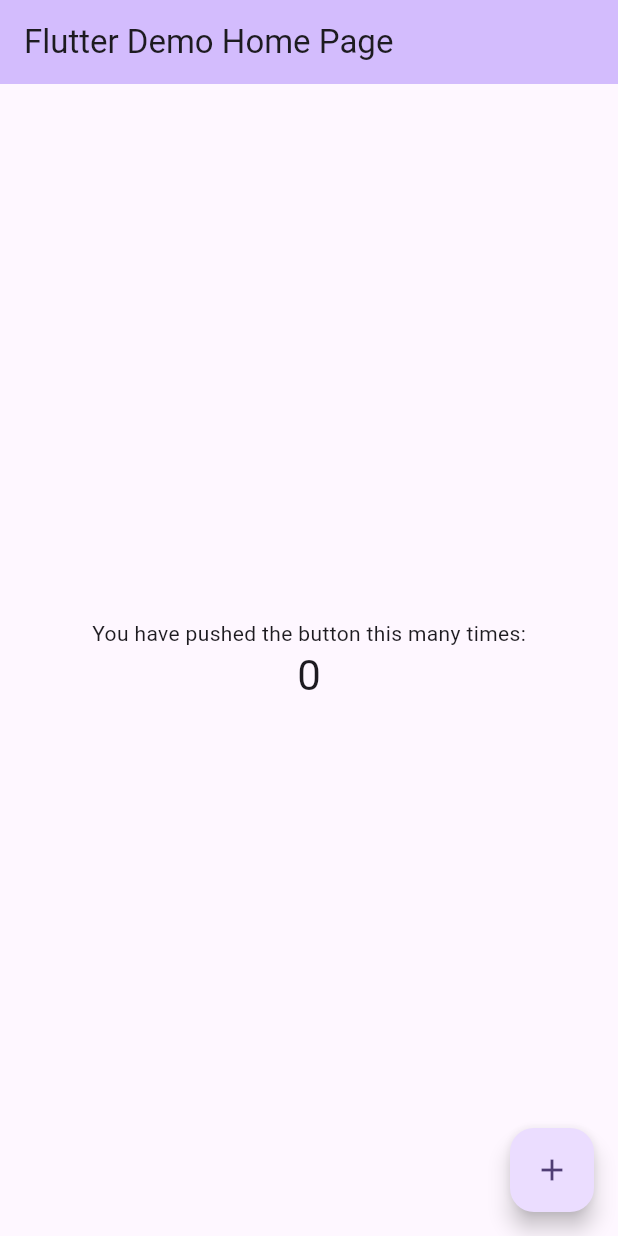
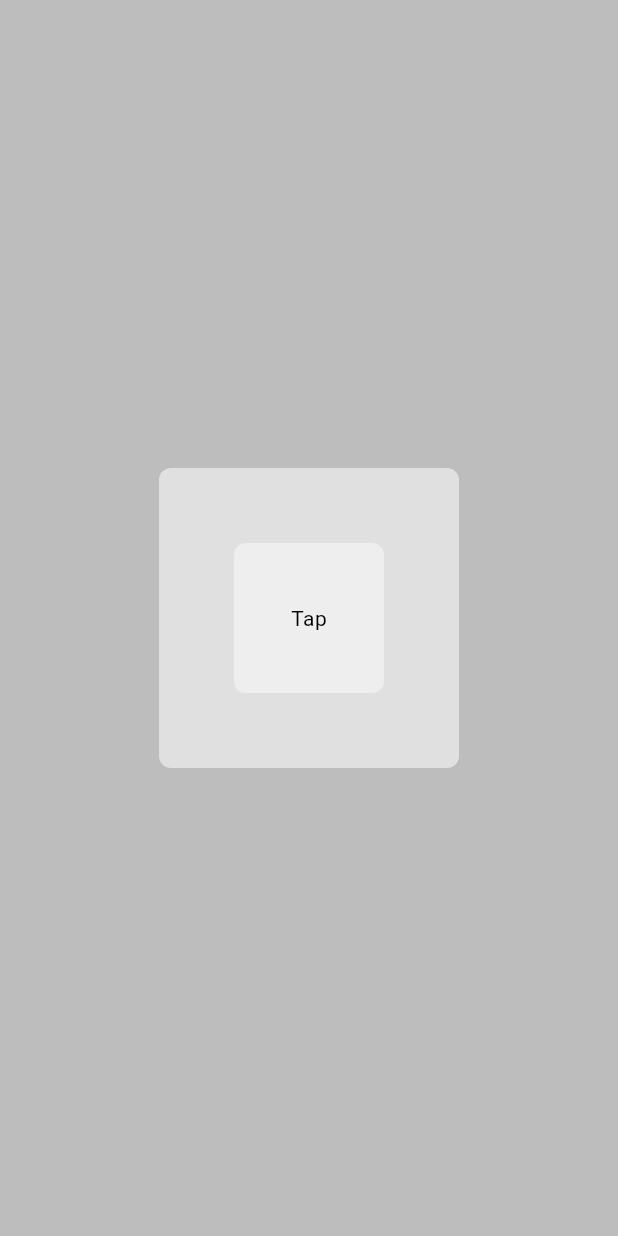
Before and after one commit to SherollK/PlanMyWorkout, a Flutter app: the screen it shows after launch, on a phone screen of 412 x 824 dp. Run offline on Flutter 3.47's test engine with Material 3 defaults, Android fonts, the phone set to English and light mode, and no system bars; our stand-ins replace firebase_core; accounts and stored records are empty.

Commit message:
Dark Mode Test

```diff
--- /dev/null
+++ b/lib/components/box.dart
@@ -0,0 +1,25 @@
+import 'package:flutter/material.dart';
+
+class MyBox extends StatelessWidget {
+  final Widget? child;
+  final Color? color;
+  const MyBox({
+    super.key,
+    required this.child,
+    required this.color,
+  });
+
+  @override
+  Widget build(BuildContext context) {
+    return Container(
+      decoration: BoxDecoration(
+        color: color,
+        borderRadius: BorderRadius.circular(8),
+      ),
+      width: 200,
+      height: 200,
+      padding: const EdgeInsets.all(50),
+      child: child,
+    );
+  }
+}
--- /dev/null
+++ b/lib/components/button.dart
@@ -0,0 +1,26 @@
+import 'package:flutter/material.dart';
+
+class Mybutton extends StatelessWidget {
+  final Color? color;
+  final void Function()? onTap;
+  const Mybutton({
+    super.key,
+    required this.color,
+    required this.onTap,
+  });
+
+  @override
+  Widget build(BuildContext context) {
+    return GestureDetector(
+      onTap: onTap,
+      child: Container(
+        decoration: BoxDecoration(
+          color: color,
+          borderRadius: BorderRadius.circular(8),
+        ),
+        padding: const EdgeInsets.all(25),
+        child: const Center(child: Text("Tap"),),
+      )
+    );
+  }
+}
--- a/lib/main.dart
+++ b/lib/main.dart
@@ -1,131 +1,24 @@
 import 'package:flutter/material.dart';
-import 'package:firebase_core/firebase_core.dart';
-import 'firebase_options.dart';
+import 'package:flutter_application/theme/theme.dart';
+import 'package:flutter_application/theme/theme_provider.dart';
+import 'package:provider/provider.dart';
+import 'pages/home_page.dart';
 
-void main() async {
-  WidgetsFlutterBinding.ensureInitialized();
-  await Firebase.initializeApp(
-    options: DefaultFirebaseOptions.currentPlatform,
-  );
-  runApp(const MyApp());
+void main() {
+  runApp(ChangeNotifierProvider(
+    create: (context) => ThemeProvider(),
+    child:  const MyApp(),
+  ));
 }
-
 class MyApp extends StatelessWidget {
   const MyApp({super.key});
 
-  // This widget is the root of your application.
   @override
   Widget build(BuildContext context) {
-    return MaterialApp(
-      title: 'Flutter Demo',
-      theme: ThemeData(
-        // This is the theme of your application.
-        //
-        // TRY THIS: Try running your application with "flutter run". You'll see
-        // the application has a purple toolbar. Then, without quitting the app,
-        // try changing the seedColor in the colorScheme below to Colors.green
-        // and then invoke "hot reload" (save your changes or press the "hot
-        // reload" button in a Flutter-supported IDE, or press "r" if you used
-        // the command line to start the app).
-        //
-        // Notice that the counter didn't reset back to zero; the application
-        // state is not lost during the reload. To reset the state, use hot
-        // restart instead.
-        //
-        // This works for code too, not just values: Most code changes can be
-        // tested with just a hot reload.
-        colorScheme: ColorScheme.fromSeed(seedColor: Colors.deepPurple),
-        useMaterial3: true,
-      ),
-      home: const MyHomePage(title: 'Flutter Demo Home Page'),
+    return  MaterialApp(
+      debugShowCheckedModeBanner: false,
+      home:  const HomePage(),
+      theme: Provider.of<ThemeProvider>(context).themeData,
     );
   }
 }
-
-class MyHomePage extends StatefulWidget {
-  const MyHomePage({super.key, required this.title});
-
-  // This widget is the home page of your application. It is stateful, meaning
-  // that it has a State object (defined below) that contains fields that affect
-  // how it looks.
-
-  // This class is the configuration for the state. It holds the values (in this
-  // case the title) provided by the parent (in this case the App widget) and
-  // used by the build method of the State. Fields in a Widget subclass are
-  // always marked "final".
-
-  final String title;
-
-  @override
-  State<MyHomePage> createState() => _MyHomePageState();
-}
-
-class _MyHomePageState extends State<MyHomePage> {
-  int _counter = 0;
-
-  void _incrementCounter() {
-    setState(() {
-      // This call to setState tells the Flutter framework that something has
-      // changed in this State, which causes it to rerun the build method below
-      // so that the display can reflect the updated values. If we changed
-      // _counter without calling setState(), then the build method would not be
-      // called again, and so nothing would appear to happen.
-      _counter++;
-    });
-  }
-
-  @override
-  Widget build(BuildContext context) {
-    // This method is rerun every time setState is called, for instance as done
-    // by the _incrementCounter method above.
-    //
-    // The Flutter framework has been optimized to make rerunning build methods
-    // fast, so that you can just rebuild anything that needs updating rather
-    // than having to individually change instances of widgets.
-    return Scaffold(
-      appBar: AppBar(
-        // TRY THIS: Try changing the color here to a specific color (to
-        // Colors.amber, perhaps?) and trigger a hot reload to see the AppBar
-        // change color while the other colors stay the same.
-        backgroundColor: Theme.of(context).colorScheme.inversePrimary,
-        // Here we take the value from the MyHomePage object that was created by
-        // the App.build method, and use it to set our appbar title.
-        title: Text(widget.title),
-      ),
-      body: Center(
-        // Center is a layout widget. It takes a single child and positions it
-        // in the middle of the parent.
-        child: Column(
-          // Column is also a layout widget. It takes a list of children and
-          // arranges them vertically. By default, it sizes itself to fit its
-          // children horizontally, and tries to be as tall as its parent.
-          //
-          // Column has various properties to control how it sizes itself and
-          // how it positions its children. Here we use mainAxisAlignment to
-          // center the children vertically; the main axis here is the vertical
-          // axis because Columns are vertical (the cross axis would be
-          // horizontal).
-          //
-          // TRY THIS: Invoke "debug painting" (choose the "Toggle Debug Paint"
-          // action in the IDE, or press "p" in the console), to see the
-          // wireframe for each widget.
-          mainAxisAlignment: MainAxisAlignment.center,
-          children: <Widget>[
-            const Text(
-              'You have pushed the button this many times:',
-            ),
-            Text(
-              '$_counter',
-              style: Theme.of(context).textTheme.headlineMedium,
-            ),
-          ],
-        ),
-      ),
-      floatingActionButton: FloatingActionButton(
-        onPressed: _incrementCounter,
-        tooltip: 'Increment',
-        child: const Icon(Icons.add),
-      ), // This trailing comma makes auto-formatting nicer for build methods.
-    );
-  }
-}
--- /dev/null
+++ b/lib/pages/home_page.dart
@@ -0,0 +1,27 @@
+import 'package:flutter/material.dart';
+import 'package:flutter_application/components/box.dart';
+import 'package:flutter_application/components/button.dart';
+import 'package:flutter_application/theme/theme_provider.dart';
+import 'package:provider/provider.dart';
+
+class HomePage extends StatelessWidget{
+  const HomePage({super.key});
+
+  @override
+  Widget build(BuildContext context) {
+    return Scaffold(
+      backgroundColor: Theme.of(context).colorScheme.background,
+      body: Center(
+        child: MyBox(
+          color: Theme.of(context).colorScheme.primary,
+          child: Mybutton(
+            color: Theme.of(context).colorScheme.secondary,
+            onTap: () {
+              Provider.of<ThemeProvider>(context, listen: false).toggleTheme();
+            },
+          ),
+        ),
+      ),
+    );
+  }
+}
--- /dev/null
+++ b/lib/theme/theme.dart
@@ -0,0 +1,19 @@
+import 'package:flutter/material.dart';
+
+ThemeData lightMode =ThemeData(
+  brightness: Brightness.light,
+  colorScheme: ColorScheme.light(
+    background: Colors.grey.shade400,
+    primary: Colors.grey.shade300,
+    secondary: Colors.grey.shade200,
+  ),
+);
+
+ThemeData darkMode = ThemeData(
+  brightness: Brightness.dark,
+  colorScheme: ColorScheme.dark(
+    background: Colors.grey.shade900,
+    primary: Colors.grey.shade800,
+    secondary: Colors.grey.shade700,
+  ),
+);
--- /dev/null
+++ b/lib/theme/theme_provider.dart
@@ -0,0 +1,22 @@
+import 'package:flutter/material.dart';
+import 'package:flutter_application/theme/theme.dart';
+
+class ThemeProvider extends ChangeNotifier {
+  ThemeData _themeData = lightMode;
+
+  ThemeData get themeData => _themeData;
+
+  set themeData(ThemeData themeData) {
+    _themeData = themeData;
+    notifyListeners();
+  }
+
+  void toggleTheme() {
+    if(_themeData == lightMode) {
+      _themeData = darkMode;
+    } else {
+      _themeData = lightMode;
+    }
+    notifyListeners();
+  }
+}
--- a/pubspec.yaml
+++ b/pubspec.yaml
@@ -36,6 +36,7 @@ dependencies:
   # Use with the CupertinoIcons class for iOS style icons.
   cupertino_icons: ^1.0.6
   firebase_core: ^2.31.0
+  provider: ^6.1.6
 
 dev_dependencies:
   flutter_test:
```
Also changed, not shown: lib/mainprev.dart (added, +131 -0 lines), pubspec.lock.
